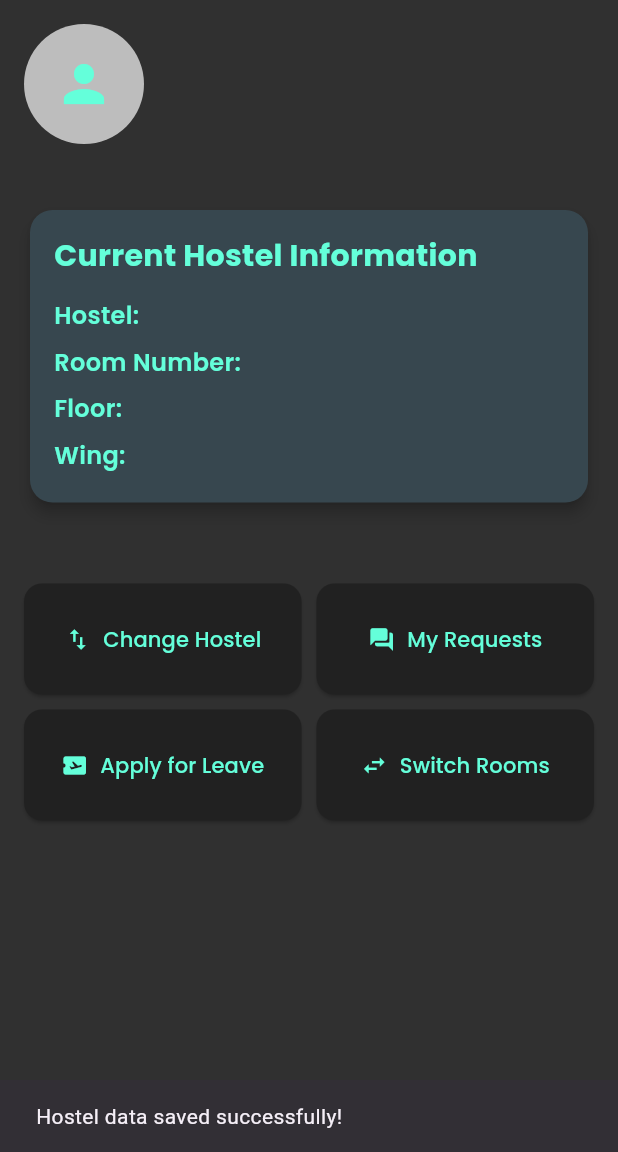
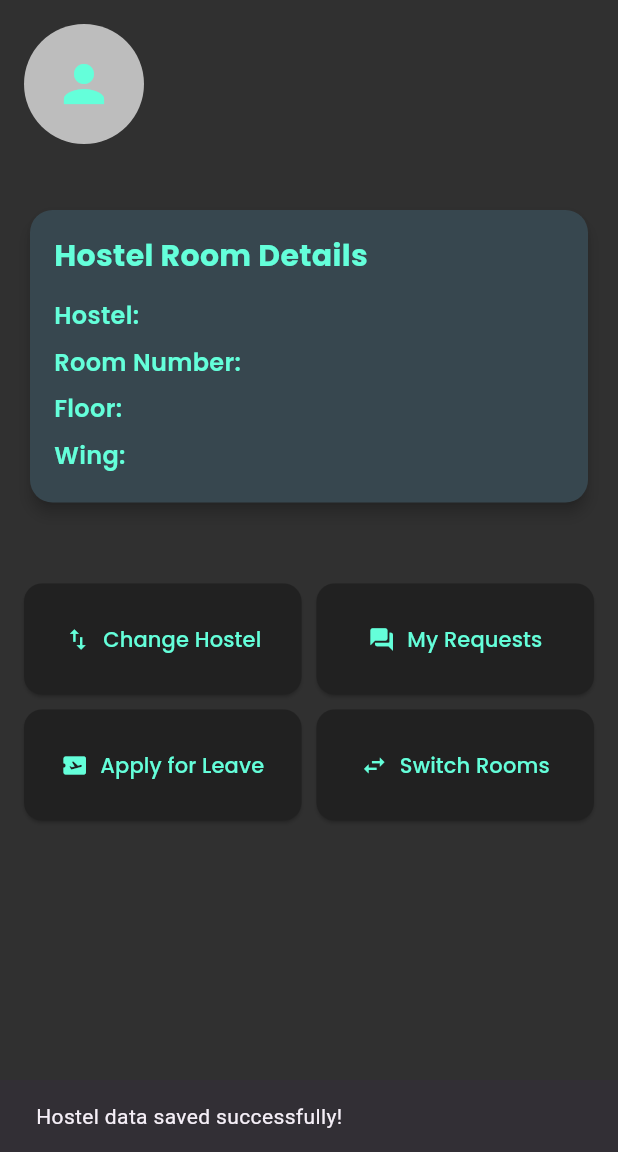
Before and after one commit to mjthewalker/IRIS_2024_Mohnish_231CS235, a Flutter app: the HostelLayoutForm screen opened directly, after a tap on "Save Hostel Data", on a phone screen of 412 x 824 dp, the part 84-1236 px from its top. Run offline on Flutter 3.47's test engine with Material 3 defaults, Android fonts, the phone set to English and light mode, and no system bars; our stand-ins replace cloud_firestore, firebase_auth, firebase_core, firebase_messaging, getwidget, google_fonts and 2 more; accounts and stored records are empty.

Commit message:
without bloc final

```diff
--- a/lib/Screens/Hostel_Dashboard/iris.dart
+++ b/lib/Screens/Hostel_Dashboard/iris.dart
@@ -24,7 +24,7 @@ class MainScreen extends StatefulWidget {
 class _MainScreenState extends State<MainScreen> {
   Map<String, dynamic>? userData;
   bool isLoading = true;
-
+  bool isLogin = false;
   final StudentList x = StudentList(
     hostelinfo: HostelDetails(
       floor: "0",
@@ -62,6 +62,8 @@ class _MainScreenState extends State<MainScreen> {
   }
 
 
+
+
   @override
   Widget build(BuildContext context) {
     final userId = FirebaseAuth.instance.currentUser!.uid;
@@ -82,7 +84,8 @@ class _MainScreenState extends State<MainScreen> {
         iconTheme: const IconThemeData(color: Colors.tealAccent),
         elevation: 2, // Subtle shadow
       ),
-      drawer: MyDrawer(
+      drawer:
+            MyDrawer(
         onSignOut: () => FirebaseAuth.instance.signOut(),
         myRequests: () {
           Navigator.push(
@@ -115,7 +118,9 @@ class _MainScreenState extends State<MainScreen> {
               builder: (context) => ApproveSwitch(),
             ),
           );
+
         },
+
         isAdmin: userData?['role'],
       ),
       body: StreamBuilder<DocumentSnapshot>(
@@ -152,6 +157,7 @@ class _MainScreenState extends State<MainScreen> {
               studentdetail: x,
             );
           }
+
           final StudentList y = StudentList(
             hostelinfo: HostelDetails(
               floor: hostelInfo['floor'],
@@ -219,7 +225,7 @@ class _MainScreenState extends State<MainScreen> {
                         crossAxisAlignment: CrossAxisAlignment.start,
                         children: [
                           Text(
-                            'Current Hostel Information',
+                            'Hostel Room Details',
                             style: GoogleFonts.poppins(
                               fontSize: 20,
                               fontWeight: FontWeight.bold,
--- a/lib/Screens/Hostel_Dashboard/my_drawer.dart
+++ b/lib/Screens/Hostel_Dashboard/my_drawer.dart
@@ -8,6 +8,7 @@ class MyDrawer extends StatelessWidget {
   final void Function()? hostelManager;
   final void Function()? studentManager;
   final void Function()? switchRequests;
+
   final String? isAdmin;
 
   const MyDrawer({
@@ -18,7 +19,8 @@ class MyDrawer extends StatelessWidget {
     this.hostelManager,
     this.studentManager,
     this.isAdmin,
-    this.switchRequests
+    this.switchRequests,
+
   }) : super(key: key);
 
   @override
@@ -89,6 +91,7 @@ class MyDrawer extends StatelessWidget {
             ),
             const SizedBox(height: 10),
           ],
+
           MyListTile(
             icon: Icons.logout,
             text: 'L O G O U T',
--- a/lib/Screens/Hostel_Manager/add_hostel.dart
+++ b/lib/Screens/Hostel_Manager/add_hostel.dart
@@ -30,10 +30,10 @@ class _HostelLayoutFormState extends State<HostelLayoutForm> {
   }
 
   Future<void> openBox() async {
-    if (!Hive.isBoxOpen('hostelbox5')) {
-      hostelBox = await Hive.openBox<Hostel>('hostelbox5');
+    if (!Hive.isBoxOpen('hostelbox6')) {
+      hostelBox = await Hive.openBox<Hostel>('hostelbox6');
     } else {
-      hostelBox = Hive.box<Hostel>('hostelbox5');
+      hostelBox = Hive.box<Hostel>('hostelbox6');
     }
   }
 
--- a/lib/Screens/Hostel_Manager/hostel_info.dart
+++ b/lib/Screens/Hostel_Manager/hostel_info.dart
@@ -85,7 +85,7 @@ class HostelInfo extends StatelessWidget {
                                 ),
                               ),
                               subtitle: Text(
-                                'Capacity: ${wing.capacity}, Available Rooms: ${wing.availableRooms}',
+                                'Capacity: ${wing.capacity}, Number of Rooms: ${wing.availableRooms}',
                                 style: GoogleFonts.poppins(
                                   color: Colors.white70, // Slightly lighter for subtitles
                                 ),
--- a/lib/Screens/Hostel_Manager/hostel_manager.dart
+++ b/lib/Screens/Hostel_Manager/hostel_manager.dart
@@ -135,12 +135,16 @@ class HostelManagerState extends State<HostelManager> {
                                   child: Image.asset(
                                     hostel.imgSrc,
                                     fit: BoxFit.cover,
+                                    errorBuilder: (context, error, stackTrace) => Image.network(
+                                      '${hostel.imgSrc}',
+                                      fit: BoxFit.cover,
                                       errorBuilder: (context, error, stackTrace) => Container(
                                         color: Colors.grey[300],
                                         child: Icon(
                                           Icons.image,
                                           size: 50,
                                           color: Colors.grey[600],
+                                        ),
                                       ),
                                     ),
                                   ),
--- a/lib/Screens/Hostel_registration/hostelreg.dart
+++ b/lib/Screens/Hostel_registration/hostelreg.dart
@@ -121,12 +121,16 @@ class _HostelRegistrationScreenState extends State<HostelRegistrationScreen> {
                             child: Image.asset(
                               hostel.imgSrc,
                               fit: BoxFit.cover,
+                              errorBuilder: (context, error, stackTrace) => Image.network(
+                                '${hostel.imgSrc}',
+                                fit: BoxFit.cover,
                                 errorBuilder: (context, error, stackTrace) => Container(
                                   color: Colors.grey[300],
                                   child: Icon(
                                     Icons.image,
                                     size: 50,
                                     color: Colors.grey[600],
+                                  ),
                                 ),
                               ),
                             ),
--- a/pubspec.yaml
+++ b/pubspec.yaml
@@ -43,6 +43,8 @@ dependencies:
   firebase_messaging: ^15.1.3
   getwidget: ^4.0.0
   google_fonts: ^6.2.1
+  flutter_bloc: ^8.0.1
+  equatable: ^2.0.3
 
 dev_dependencies:
   flutter_test:
```
Also changed, not shown: lib/Screens/Student Leaves/apply_leave.dart (+7 -11 lines), pubspec.lock. Lines whose indentation alone changed are shown as unchanged.
